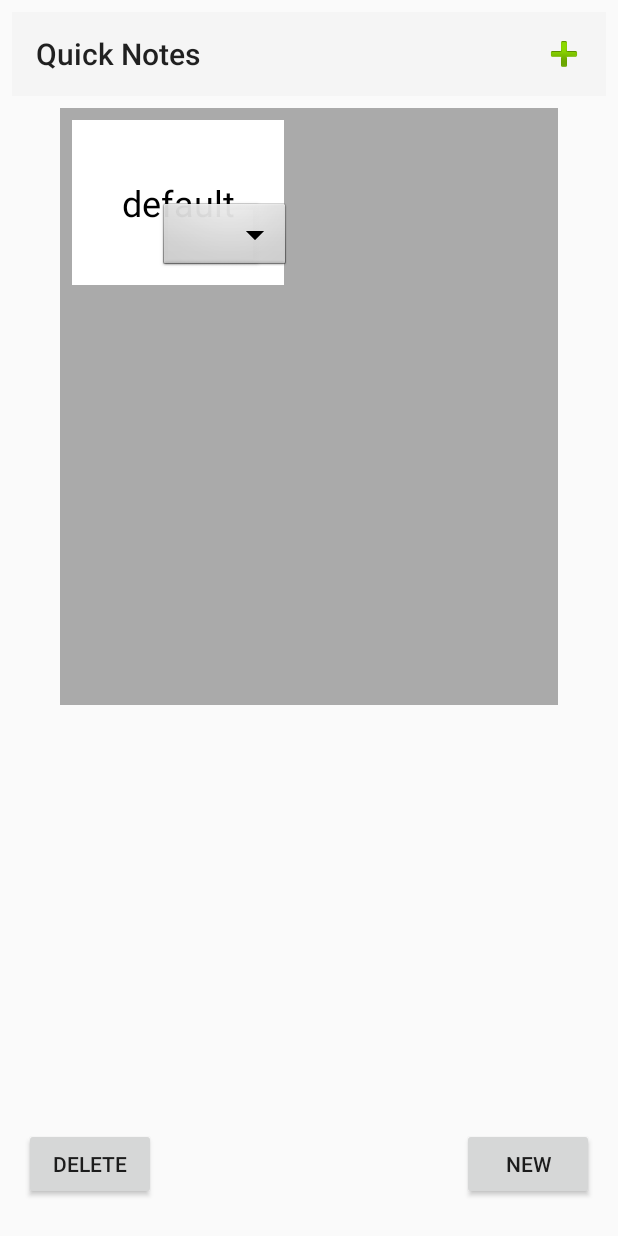
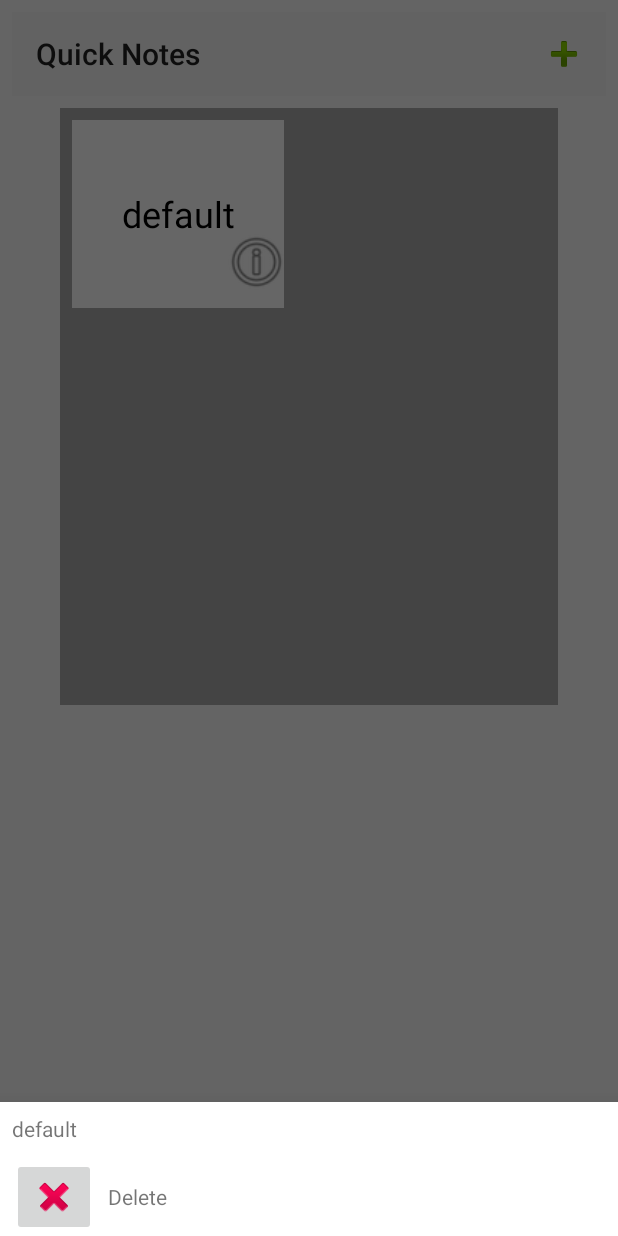
Before and after one commit to abrasabro/QuickNotes, an Android app: the screen it shows after launch (MenuActivity), after a tap on an icon or button, on a phone screen of 412 x 824 dp. Run offline under Robolectric (Android 15) with nearby library versions, the phone set to English and light mode, and no system bars.

Commit message:
ui functional

```diff
--- a/app/build.gradle
+++ b/app/build.gradle
@@ -19,10 +19,11 @@ android {
 }
 
 dependencies {
-    implementation fileTree(dir: 'libs', include: ['*.jar'])
+    implementation fileTree(include: ['*.jar'], dir: 'libs')
     implementation 'com.android.support:appcompat-v7:26.1.0'
     implementation 'com.android.support.constraint:constraint-layout:1.0.2'
     testImplementation 'junit:junit:4.12'
     androidTestImplementation 'com.android.support.test:runner:1.0.1'
     androidTestImplementation 'com.android.support.test.espresso:espresso-core:3.0.1'
+    implementation 'com.android.support:design:27.0.2'
 }
--- a/app/src/main/java/com/example/quicknotes/MenuActivity.java
+++ b/app/src/main/java/com/example/quicknotes/MenuActivity.java
@@ -5,10 +5,13 @@ import android.content.Context;
 import android.content.DialogInterface;
 import android.content.Intent;
 import android.content.SharedPreferences;
+import android.support.design.widget.BottomSheetBehavior;
+import android.support.design.widget.BottomSheetDialog;
 import android.support.v7.app.AlertDialog;
 import android.support.v7.app.AppCompatActivity;
 import android.os.Bundle;
 import android.support.v7.widget.Toolbar;
+import android.util.TypedValue;
 import android.view.LayoutInflater;
 import android.view.Menu;
 import android.view.MenuItem;
@@ -143,7 +146,7 @@ public class MenuActivity extends AppCompatActivity {
         alertDialog.show();
     }
 
-    public void delete(View view){
+    /*public void delete(View view){
         View deleteButton = findViewById(R.id.deletebutton);
         if(!mbDeleteMode) {//switch to delete mode
             ArrayList<View> views = new ArrayList<View>();
@@ -175,10 +178,10 @@ public class MenuActivity extends AppCompatActivity {
             deleteButton.invalidate();//force redrawing
             mbDeleteMode = false;
         }
-    }
+    }*/
 
     public void tapGridDelete(final View view){
-        ArrayList<View> views = new ArrayList<View>();
+        /*ArrayList<View> views = new ArrayList<View>();
         mGridView.findViewsWithText(views, "gridmember", FIND_VIEWS_WITH_CONTENT_DESCRIPTION);
         for(View c : views){//set the onclicklistener for all documents back to normal
             c.setOnClickListener(new View.OnClickListener() {
@@ -188,9 +191,11 @@ public class MenuActivity extends AppCompatActivity {
                 }
             });
         }
-        findViewById(R.id.deletebutton).setBackgroundColor(0xD6D7D7);
+        findViewById(R.id.deletebutton).setBackgroundColor(0xD6D7D7);*/
         //get the filename associated with the button that was clicked
-        final String fileName = ((TextView) view).getText().toString();
+
+        //final String fileName = ((TextView) view).getText().toString();
+        final String fileName = ((TextView) ((ViewGroup)view.getParent()).getChildAt(0)).getText().toString();
         AlertDialog.Builder builder = new AlertDialog.Builder(this);
         builder.setMessage(getString(R.string.delete_confirmation, fileName));
         builder.setPositiveButton(R.string.ok, new DialogInterface.OnClickListener() {
@@ -244,6 +249,13 @@ public class MenuActivity extends AppCompatActivity {
     }
 
     public void openBottomMenu(View view){
-
+        BottomSheetDialog bottomSheetDialog = new BottomSheetDialog(MenuActivity.this);
+        View parentView = getLayoutInflater().inflate(R.layout.menu_bottom, null);
+        bottomSheetDialog.setContentView(parentView);
+        BottomSheetBehavior bottomSheetBehavior = BottomSheetBehavior.from((View) parentView.getParent());
+        bottomSheetBehavior.setPeekHeight(
+                (int) TypedValue.applyDimension(TypedValue.COMPLEX_UNIT_DIP, 100, getResources().getDisplayMetrics()));
+        ((TextView) bottomSheetDialog.findViewById(R.id.filename)).setText(((TextView) ((ViewGroup)view.getParent()).getChildAt(0)).getText());
+        bottomSheetDialog.show();
     }
 }
--- a/app/src/main/res/layout/activity_menu.xml
+++ b/app/src/main/res/layout/activity_menu.xml
@@ -39,28 +39,4 @@
         app:layout_constraintStart_toStartOf="parent"
         app:layout_constraintTop_toBottomOf="@+id/my_toolbar" />
 
-    <Button
-        android:id="@+id/addbutton"
-        android:layout_width="wrap_content"
-        android:layout_height="wrap_content"
-        android:layout_marginBottom="24dp"
-        android:layout_marginEnd="16dp"
-        android:layout_marginTop="8dp"
-        android:onClick="addDocument"
-        android:text="New"
-        app:layout_constraintBottom_toBottomOf="parent"
-        app:layout_constraintEnd_toEndOf="parent"
-        app:layout_constraintTop_toBottomOf="@+id/GridView"
-        app:layout_constraintVertical_bias="1.0" />
-
-    <Button
-        android:id="@+id/deletebutton"
-        android:layout_width="wrap_content"
-        android:layout_height="wrap_content"
-        android:layout_marginBottom="24dp"
-        android:layout_marginStart="16dp"
-        android:text="Delete"
-        app:layout_constraintBottom_toBottomOf="parent"
-        app:layout_constraintStart_toStartOf="parent"
-        android:onClick="delete"/>
 </android.support.constraint.ConstraintLayout>
--- a/app/src/main/res/layout/grid_square.xml
+++ b/app/src/main/res/layout/grid_square.xml
@@ -9,26 +9,26 @@
     <TextView
         android:id="@+id/filename"
         android:layout_width="141dp"
-        android:layout_height="110dp"
+        android:layout_height="125dp"
         android:layout_marginStart="8dp"
         android:layout_marginTop="8dp"
         android:background="@android:color/background_light"
         android:contentDescription="gridmember"
+        android:gravity="center"
         android:onClick="tapGrid"
         android:text="Uninitialized"
         android:textColor="@android:color/black"
         android:textSize="24sp"
-        android:gravity="center"
         app:layout_constraintStart_toStartOf="parent"
         app:layout_constraintTop_toTopOf="parent" />
 
     <Button
         android:id="@+id/button"
-        android:layout_width="wrap_content"
-        android:layout_height="wrap_content"
+        android:layout_width="46dp"
+        android:layout_height="45dp"
         android:layout_marginBottom="8dp"
         android:layout_marginEnd="8dp"
-        android:background="@android:drawable/btn_dropdown"
+        android:background="@android:drawable/ic_menu_info_details"
         android:onClick="openBottomMenu"
         app:layout_constraintBottom_toBottomOf="parent"
         app:layout_constraintEnd_toEndOf="parent" />
--- a/app/src/main/res/layout/menu_bottom.xml
+++ b/app/src/main/res/layout/menu_bottom.xml
@@ -8,7 +8,7 @@
     android:layout_gravity="bottom">
 
     <TextView
-        android:id="@+id/documentname"
+        android:id="@+id/filename"
         android:layout_width="333dp"
         android:layout_height="21dp"
         android:layout_marginStart="8dp"
@@ -24,8 +24,9 @@
         android:layout_marginStart="8dp"
         android:layout_marginTop="24dp"
         android:text="Delete"
+        android:onClick="tapGridDelete"
         app:layout_constraintStart_toEndOf="@+id/buttondelete"
-        app:layout_constraintTop_toBottomOf="@+id/documentname" />
+        app:layout_constraintTop_toBottomOf="@+id/filename" />
 
     <ImageButton
         android:id="@+id/buttondelete"
@@ -33,8 +34,9 @@
         android:layout_height="wrap_content"
         android:layout_marginStart="8dp"
         android:layout_marginTop="8dp"
+        android:onClick="tapGridDelete"
         app:layout_constraintStart_toStartOf="parent"
-        app:layout_constraintTop_toBottomOf="@+id/documentname"
+        app:layout_constraintTop_toBottomOf="@+id/filename"
         app:srcCompat="@android:drawable/ic_delete" />
 
 </android.support.constraint.ConstraintLayout>
```
